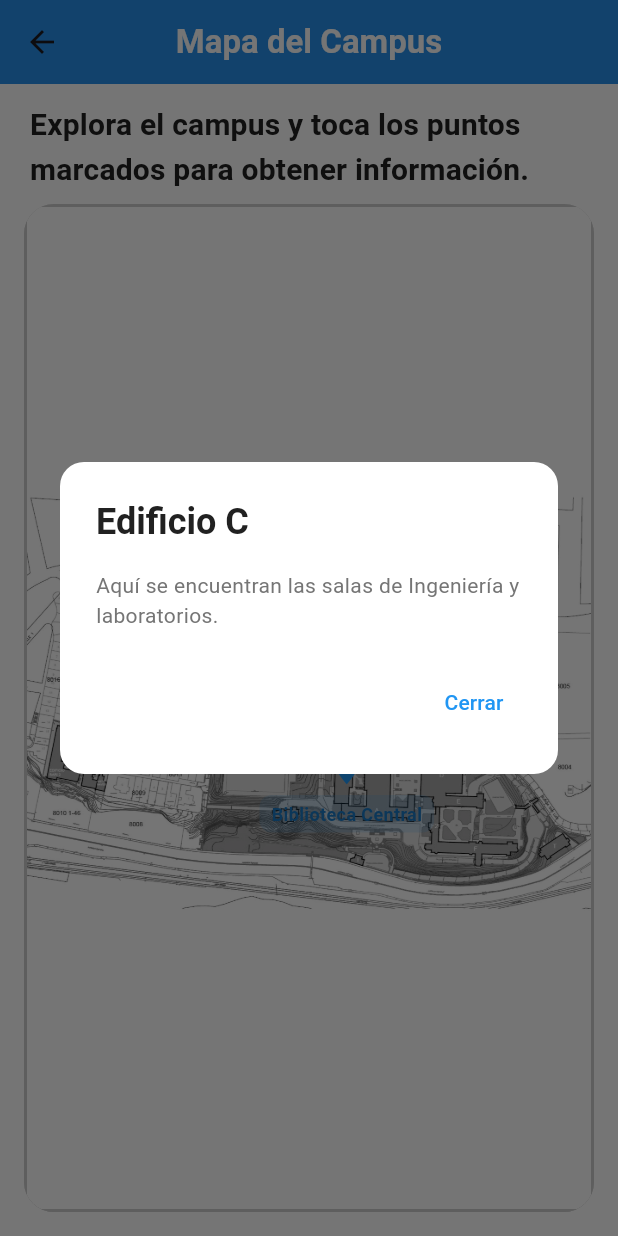
After one commit to Vicente-P/Sigul, a Flutter app: the CampusMapScreen screen opened directly, after a tap on "Edificio C", on a phone screen of 412 x 824 dp. The commit adds this screen. Run offline on Flutter 3.47's test engine with Material 3 defaults, Android fonts, the phone set to English and light mode, and no system bars; our stand-ins replace shared_preferences; missing offline and left inert: panorama_viewer; accounts and stored records are empty.

Commit message:
Vista imagenes 360 y Mapa(incompleto)
Se agregaron las vistas de imagenes 360, la cual se encuentra en la seccion de edificios y se agrego la vista de mapa, pero esta es simplemente una idea de como deberia verse en la version fianl, actualmente es un placeholder

```diff
--- /dev/null
+++ b/lib/screens/map_screen.dart
@@ -0,0 +1,205 @@
+import 'package:flutter/material.dart';
+import 'package:sigul/core/app_colors.dart';
+
+class CampusMapScreen extends StatelessWidget {
+  const CampusMapScreen({super.key});
+
+  @override
+  Widget build(BuildContext context) {
+    return Scaffold(
+      backgroundColor: AppColors.background,
+      appBar: AppBar(
+        title: const Text(
+          'Mapa del Campus',
+          style: TextStyle(
+            color: Colors.white,
+            fontWeight: FontWeight.bold,
+          ),
+        ),
+        centerTitle: true,
+        backgroundColor: AppColors.primary,
+        elevation: 4,
+      ),
+      body: Column(
+        crossAxisAlignment: CrossAxisAlignment.start,
+        children: [
+          const SizedBox(height: 12),
+
+          // Indicador de acción
+          Padding(
+            padding: const EdgeInsets.symmetric(horizontal: 20.0),
+            child: Align(
+              alignment: Alignment.centerLeft,
+              child: Text(
+                'Explora el campus y toca los puntos marcados para obtener información.',
+                style: Theme.of(context).textTheme.titleMedium?.copyWith(
+                  fontWeight: FontWeight.bold,
+                  color: AppColors.textPrimary,
+                ),
+              ),
+            ),
+          ),
+
+          const SizedBox(height: 8),
+
+          // Contenedor del mapa con estilo visual
+          Expanded(
+            child: Padding(
+              padding: const EdgeInsets.symmetric(horizontal: 16.0),
+              child: ClipRRect(
+                borderRadius: BorderRadius.circular(20),
+                child: Container(
+                  decoration: BoxDecoration(
+                    color: Colors.white,
+                    border: Border.all(
+                      color: Colors.black.withValues(alpha: 0.2),
+                      width: 2,
+                    ),
+                    boxShadow: [
+                      BoxShadow(
+                        color: Colors.black.withValues(alpha: 0.3),
+                        blurRadius: 6,
+                        offset: const Offset(0, 3),
+                      ),
+                    ],
+                  ),
+                  child: InteractiveViewer(
+                    panEnabled: true,
+                    scaleEnabled: true,
+                    minScale: 1.0,
+                    maxScale: 5.0,
+                    boundaryMargin: const EdgeInsets.all(100),
+                    child: Stack(
+                      children: [
+                        // Imagen del mapa
+                        Positioned.fill(
+                          child: Image.asset(
+                            'assets/images/plano_universidad.webp',
+                            fit: BoxFit.contain,
+                          ),
+                        ),
+
+                        // Marcadores
+                        Positioned(
+                          left: 190,
+                          top: 280,
+                          child: _buildMarker(
+                            context,
+                            title: 'Edificio C',
+                            description:
+                                'Aquí se encuentran las salas de Ingeniería y laboratorios.',
+                            color: Colors.red,
+                          ),
+                        ),
+                        Positioned(
+                          left: 155,
+                          top: 350,
+                          child: _buildMarker(
+                            context,
+                            title: 'Biblioteca Central',
+                            description:
+                                'Espacio de estudio, préstamo de libros y zona de descanso.',
+                            color: AppColors.primary,
+                          ),
+                        ),
+                        Positioned(
+                          left: 70,
+                          top: 310,
+                          child: _buildMarker(
+                            context,
+                            title: 'Edificio M',
+                            description:
+                                'Aquí se encuentran las salas de Ingeniería.',
+                            color: AppColors.accent,
+                          ),
+                        ),
+                      ],
+                    ),
+                  ),
+                ),
+              ),
+            ),
+          ),
+
+          const SizedBox(height: 16),
+        ],
+      ),
+    );
+  }
+
+  Widget _buildMarker(
+    BuildContext context, {
+    required String title,
+    required String description,
+    required Color color,
+  }) {
+    final Color darkerColor = _getDarkerShade(color);
+
+    return GestureDetector(
+      onTap: () {
+        showDialog(
+          context: context,
+          builder: (_) => AlertDialog(
+            backgroundColor: Colors.white,
+            shape: RoundedRectangleBorder(
+              borderRadius: BorderRadius.circular(16),
+            ),
+            title: Text(
+              title,
+              style: const TextStyle(
+                fontWeight: FontWeight.bold,
+                color: AppColors.textPrimary,
+              ),
+            ),
+            content: Text(
+              description,
+              style: const TextStyle(color: AppColors.textSecondary),
+            ),
+            actions: [
+              TextButton(
+                child: const Text(
+                  'Cerrar',
+                  style: TextStyle(color: AppColors.primary),
+                ),
+                onPressed: () => Navigator.pop(context),
+              ),
+            ],
+          ),
+        );
+      },
+      child: Column(
+        children: [
+          Icon(Icons.location_on, color: color, size: 38),
+          Container(
+            padding: const EdgeInsets.symmetric(horizontal: 8, vertical: 4),
+            margin: const EdgeInsets.only(top: 4),
+            decoration: BoxDecoration(
+              color: color.withValues(alpha: 0.15),
+              borderRadius: BorderRadius.circular(8),
+            ),
+            child: Text(
+              title,
+              style: TextStyle(
+                fontSize: 12,
+                color: darkerColor,
+                fontWeight: FontWeight.w600,
+              ),
+            ),
+          ),
+        ],
+      ),
+    );
+  }
+
+  Color _getDarkerShade(Color color) {
+    if (color is MaterialColor) {
+      return color.shade700;
+    }
+    return Color.fromARGB(
+      color.alpha,
+      (color.red * 0.8).round(),
+      (color.green * 0.8).round(),
+      (color.blue * 0.8).round(),
+    );
+  }
+}
--- a/pubspec.yaml
+++ b/pubspec.yaml
@@ -11,6 +11,7 @@ dependencies:
     sdk: flutter
   shared_preferences: ^2.5.3
   intl: ^0.20.2
+  panorama_viewer: ^2.0.7
 
 dev_dependencies:
   flutter_test:
```
Also changed, not shown: lib/screens/home_screen.dart (+16 -6 lines), lib/screens/panorama_screen.dart (added, +177 -0 lines), assets/images/panorama01.webp (added), assets/images/panorama02.webp (added), assets/images/panorama03.webp (added), assets/images/panorama04.webp (added), assets/images/panorama05.webp (added), assets/images/panorama06.webp (added), assets/images/panorama07.webp (added), assets/images/panorama08.webp (added), assets/images/panorama09.webp (added), assets/images/panorama10.webp (added), assets/images/plano_universidad.webp (added), pubspec.lock.
